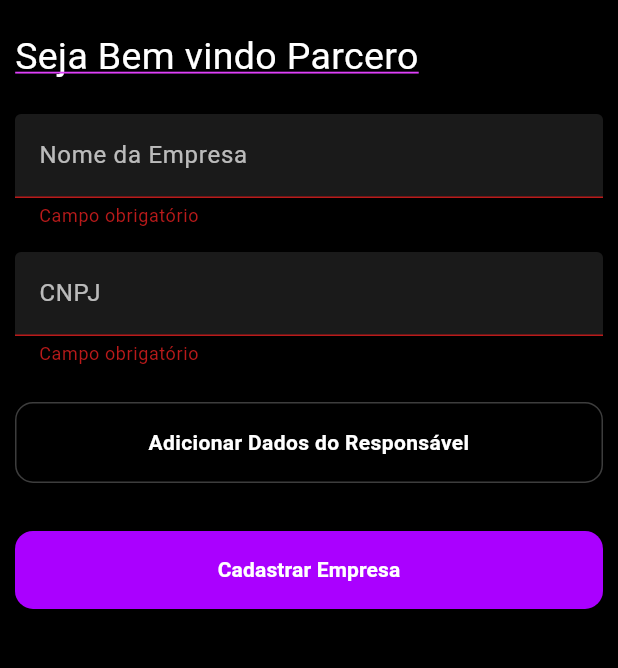
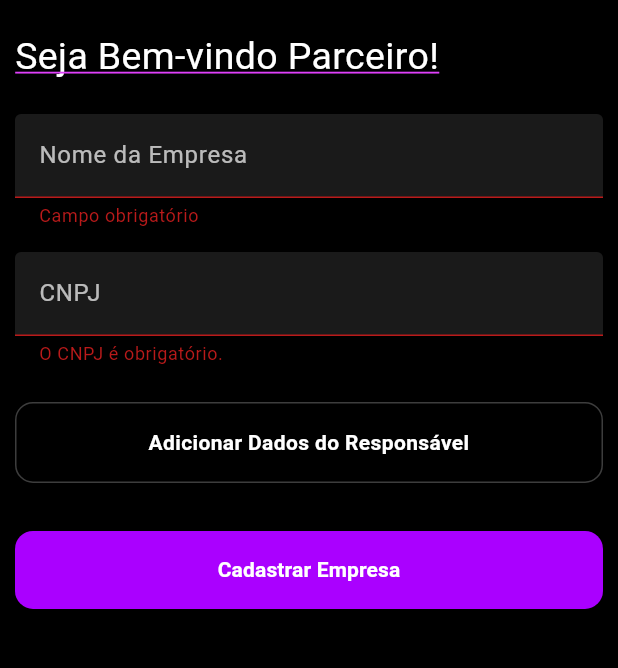
Before and after one commit to Otavio-f7/register, a Flutter app: the screen it shows after launch, after a tap on "Cadastrar Empresa", on a phone screen of 412 x 824 dp, the part 237-905 px from its top. Run offline on Flutter 3.47's test engine with Material 3 defaults, Android fonts, the phone set to English and light mode, and no system bars; our stand-ins replace flutter_dotenv, mask_text_input_formatter; missing offline and left inert: mailer.

Commit message:
creat a send email service

```diff
--- a/lib/main.dart
+++ b/lib/main.dart
@@ -1,7 +1,9 @@
 import 'package:flutter/material.dart';
+import 'package:flutter_dotenv/flutter_dotenv.dart';
 import 'package:register/ui/register/register_screen.dart';
 
-void main() {
+void main() async{
+  await dotenv.load(fileName: ".env");
   runApp(const MyApp());
 }
 
@@ -12,7 +14,8 @@ class MyApp extends StatelessWidget {
   @override
   Widget build(BuildContext context) {
     return MaterialApp(
-      title: 'Flutter Demo',
+      title: 'Novo Parceiro',
+      debugShowCheckedModeBanner: false,
       theme: ThemeData(
         colorScheme: ColorScheme.fromSeed(seedColor: Colors.purple),
       ),
--- /dev/null
+++ b/lib/model/new_client.dart
@@ -0,0 +1,33 @@
+class NewClient {
+  final String name;
+  final String cnpj;
+  final String responsibleName;
+  final String responsibleEmail;
+  final String responsiblephone;
+
+  const NewClient({
+    required this.name,
+    required this.cnpj,
+    required this.responsibleName,
+    required this.responsibleEmail,
+    required this.responsiblephone
+  });
+
+  const NewClient.unresponsible({
+    required this.name,
+    required this.cnpj,
+    this.responsibleName = 'Não informado',
+    this.responsibleEmail = 'Não informado',
+    this.responsiblephone = 'Não informado',
+  });
+
+   Map<String, dynamic> toJson() {
+    return {
+      'name': name,
+      'cnpj': cnpj,
+      'responsibleName': responsibleName,
+      'responsibleEmail': responsibleEmail,
+      'responsiblephone': responsiblephone,
+    };
+  }
+}
--- /dev/null
+++ b/lib/services/send_mail_service.dart
@@ -0,0 +1,41 @@
+import 'package:flutter_dotenv/flutter_dotenv.dart';
+import 'package:mailer/mailer.dart';
+import 'package:mailer/smtp_server/gmail.dart';
+import 'package:register/model/new_client.dart';
+
+class SendMailService {
+
+  final gmailSmtp = gmail(dotenv.env["GMAIL_MAIL"]!, dotenv.env["GMAIL_PASSWORD"]!);
+
+
+  Future<void> sendMail(NewClient client) async {
+    String emailMessage = """
+    Novo cliente cadastrado com os Seguintes dados:
+
+    Nome do cliente: ${client.name}
+    CNPJ do cliente: ${client.cnpj}
+    Nome do responsavel: ${client.responsibleName}
+    Email do responsavel: ${client.responsibleEmail}
+    Telefone do responsavel: ${client.responsiblephone}
+
+    Att.
+    Equipe AZSHIP
+    """;
+
+    final message = Message()
+    ..from = Address(dotenv.env["GMAIL_MAIL"]!, 'Time AzShip')
+    ..recipients.addAll(['otavio.azship@gmail.com', 'suporte4@azship.com.br'])
+    ..subject = 'Novo Cliente Cadastrado'
+    ..text = emailMessage;
+
+    try{
+      final sendReport = await send(message, gmailSmtp);
+      print(emailMessage);
+    } on MailerException catch (e){
+      print('Message not sent.');
+      for(var p in e.problems){
+        print('Problem: ${p.code}: ${p.msg}');
+      }
+    }
+  }
+}
--- a/lib/ui/register/register_screen.dart
+++ b/lib/ui/register/register_screen.dart
@@ -22,7 +22,7 @@ class RegisterScreen extends StatelessWidget {
               children: [
                 Center(child: Image.asset('assets/logo/logo-colorido.webp')),
                 Text(
-                    'Seja Bem vindo Parcero',
+                    'Seja Bem-vindo Parceiro!',
                     style: TextStyle(
                       color: Colors.white,
                       fontSize: 25,
--- a/lib/ui/register/widgets/build_input_field.dart
+++ b/lib/ui/register/widgets/build_input_field.dart
@@ -1,17 +1,72 @@
 import 'package:flutter/material.dart';
 import 'package:mask_text_input_formatter/mask_text_input_formatter.dart';
-import 'package:brasil_fields/brasil_fields.dart';
 
 class BuildInputField extends StatelessWidget {
   final String label;
   final TextEditingController? controller;
-  final List<MaskTextInputFormatter>? inputFormatters;
-  final String? Function(String?)? validator;
-  const BuildInputField(this.label, {super.key, this.controller, this.inputFormatters, this.validator,});
+  const BuildInputField(
+    this.label,
+    {super.key,
+    this.controller,});
+
+  String? validateCNPJ(String? cnpj) {
+    if (cnpj == null || cnpj.isEmpty) {
+      return 'O CNPJ é obrigatório.';
+    }
+
+    // Remove caracteres não numéricos
+    final justNumbers = cnpj.replaceAll(RegExp(r'[^0-9]'), '');
+
+    // Verifica se a string tem 14 dígitos
+    if (justNumbers.length != 14) {
+      return 'O CNPJ deve ter 14 dígitos.';
+    }
+
+    // Verifica se todos os dígitos são iguais (CNPJ inválido)
+    if (RegExp(r'^(\d)\1+$').hasMatch(justNumbers)) {
+      return 'CNPJ inválido.';
+    }
+
+    // Algoritmo de validação
+    List<int> weightFirstDigits = [5, 4, 3, 2, 9, 8, 7, 6, 5, 4, 3, 2];
+    List<int> weightSecondDigits = [6, 5, 4, 3, 2, 9, 8, 7, 6, 5, 4, 3, 2];
+
+    int calcularDigito(String numeros, List<int> pesos) {
+      int sum = 0;
+      for (int i = 0; i < pesos.length; i++) {
+        sum += int.parse(numeros[i]) * pesos[i];
+      }
+      int rest  = sum % 11;
+      return rest  < 2 ? 0 : 11 - rest ;
+    }
+
+    final firstTwelveDigits = justNumbers.substring(0, 12);
+    final firstCheckerDigit = int.parse(justNumbers[12]);
+    final secondCheckerDigit = int.parse(justNumbers[13]);
+
+    if (calcularDigito(firstTwelveDigits, weightFirstDigits) != firstCheckerDigit) {
+      return 'CNPJ inválido.';
+    }
+    final firstThirteenDigits = justNumbers.substring(0, 13);
+    if (calcularDigito(firstThirteenDigits, weightSecondDigits) != secondCheckerDigit) {
+      return 'CNPJ inválido.';
+    }
+    return null;
+  }
 
   @override
   Widget build(BuildContext context) {
+
+    final List<MaskTextInputFormatter> formatters = [];
+    if (label == 'CNPJ') {
+      formatters.add(MaskTextInputFormatter(
+        mask: '##.###.###/####-##',
+        filter: {"#": RegExp(r'[0-9]')},
+      ));
+      // formatters.add(LengthLimitingTextInputFormatter(18));
+    }
     return TextFormField(
+      controller: controller,
       style: const TextStyle(color: Colors.white),
       decoration: InputDecoration(
         labelText: label,
@@ -27,8 +82,11 @@ class BuildInputField extends StatelessWidget {
           borderSide: const BorderSide(color: Colors.redAccent),
         ),
       ),
+      inputFormatters: formatters,
       validator: (value) {
-        if (value == null || value.isEmpty) {
+        if (label == 'CNPJ') {
+         return validateCNPJ(value);
+        } else if (value == null || value.isEmpty) {
           return 'Campo obrigatório';
         }
         return null;
--- a/lib/ui/register/widgets/form_register.dart
+++ b/lib/ui/register/widgets/form_register.dart
@@ -1,4 +1,6 @@
 import 'package:flutter/material.dart';
+import 'package:register/model/new_client.dart';
+import 'package:register/services/send_mail_service.dart';
 import 'build_input_field.dart';
 
 class FormRegister extends StatefulWidget {
@@ -9,17 +11,24 @@ class FormRegister extends StatefulWidget {
 }
 
 class _FormRegisterState extends State<FormRegister> {
+
   final _formKey = GlobalKey<FormState>();
   bool _mostrarResponsavel = false;
+
+  final _nameController = TextEditingController();
+  final _cnpjController = TextEditingController();
+  final _responsibleNameController = TextEditingController();
+  final _responsibleEmaiController = TextEditingController();
+  final _responsiblePhoneController = TextEditingController();
   @override
   Widget build(BuildContext context) {
     return Form(
           key: _formKey,
           child: Column(
             children: [
-              BuildInputField('Nome da Empresa'),
+              BuildInputField('Nome da Empresa', controller: _nameController,),
               const SizedBox(height: 16),
-              BuildInputField('CNPJ'),
+              BuildInputField('CNPJ', controller: _cnpjController,),
               const SizedBox(height: 24),
               GestureDetector(
                 onTap: () {
@@ -57,11 +66,11 @@ class _FormRegisterState extends State<FormRegister> {
                         key: const ValueKey('responsavel'),
                         children: [
                           const SizedBox(height: 16),
-                          BuildInputField('Nome do Responsável'),
+                          BuildInputField('Nome do Responsável', controller: _responsibleNameController,),
                           const SizedBox(height: 16),
-                          BuildInputField('Email do Responsável'),
+                          BuildInputField('Email do Responsável', controller: _responsibleEmaiController),
                           const SizedBox(height: 16),
-                          BuildInputField('Telefone do Responsável'),
+                          BuildInputField('Telefone do Responsável', controller: _responsiblePhoneController),
                         ],
                       )
                     : const SizedBox.shrink(),
@@ -79,7 +88,19 @@ class _FormRegisterState extends State<FormRegister> {
                   ),
                   onPressed: () {
                     if (_formKey.currentState!.validate()) {
-                      // salvar os dados
+                      final newClient = _mostrarResponsavel
+                      ? NewClient(
+                          name: _nameController.text,
+                          cnpj: _cnpjController.text,
+                          responsibleName: _responsibleNameController.text,
+                          responsibleEmail: _responsibleEmaiController.text,
+                          responsiblephone: _responsiblePhoneController.text,
+                        )
+                      : NewClient.unresponsible(
+                          name: _nameController.text,
+                          cnpj: _cnpjController.text,
+                        );
+                      SendMailService().sendMail(newClient);
                     }
                   },
                   child: const Text(
--- a/pubspec.yaml
+++ b/pubspec.yaml
@@ -35,12 +35,13 @@ dependencies:
   # Use with the CupertinoIcons class for iOS style icons.
   cupertino_icons: ^1.0.8
   mask_text_input_formatter: ^2.9.0
-  brasil_fields: ^1.17.0
+  mailer: ^6.4.1
+  flutter_dotenv: ^5.2.1
+  google_fonts: ^6.1.0
 
 dev_dependencies:
   flutter_test:
     sdk: flutter
-  google_fonts: ^6.1.0
 
   # The "flutter_lints" package below contains a set of recommended lints to
   # encourage good coding practices. The lint set provided by the package is
@@ -63,6 +64,7 @@ flutter:
   # To add assets to your application, add an assets section, like this:
   assets:
     - assets/logo/
+    - .env
     # - images/a_dot_burr.jpeg
   #   - images/a_dot_ham.jpeg
 
```
Also changed, not shown: pubspec.lock, 2 other files.
